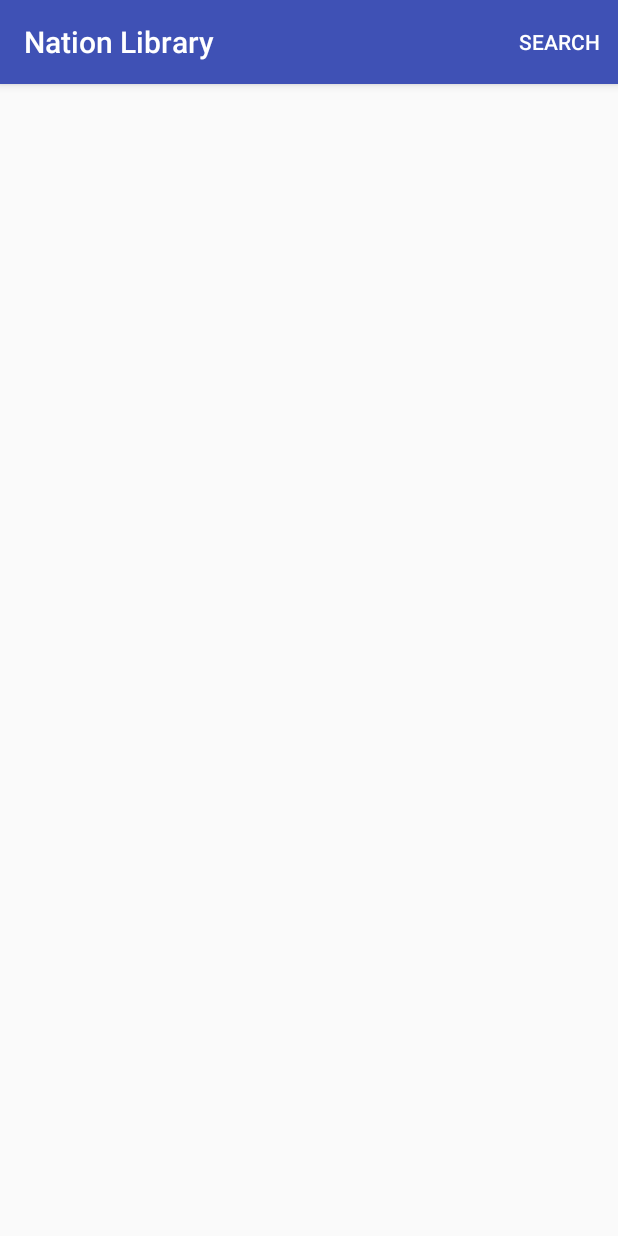
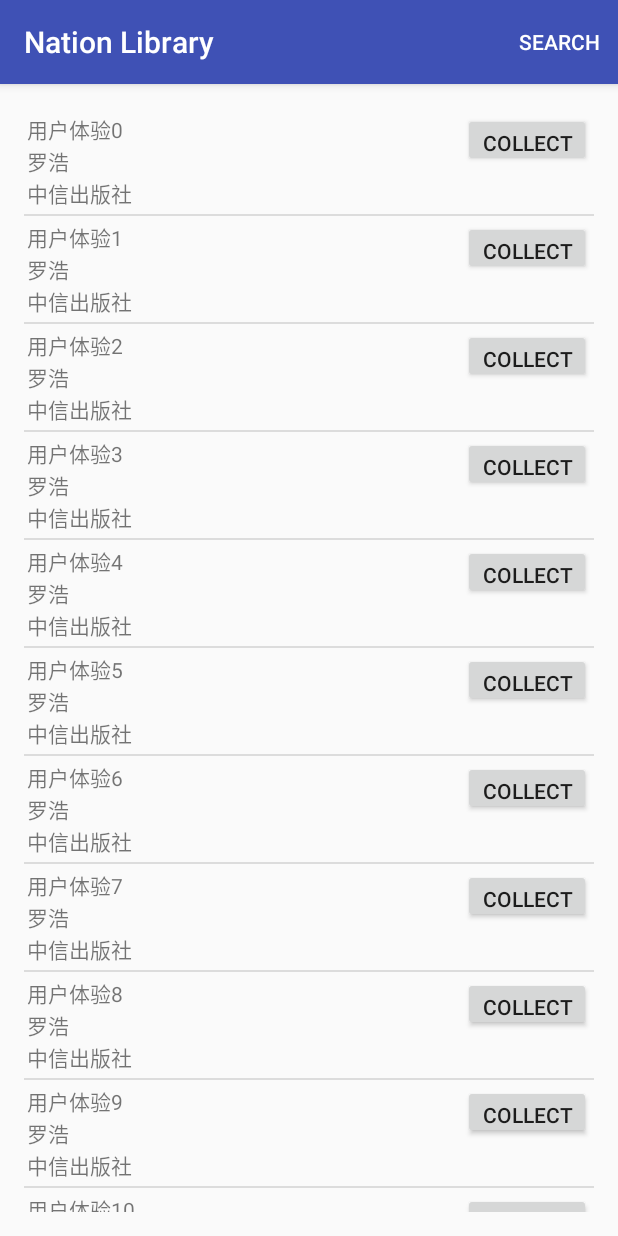
Before and after one commit to td3a/NLCSearch, an Android app: the screen it shows after launch (MainActivity), on a phone screen of 412 x 824 dp. Run offline under Robolectric (Android 15) with nearby library versions, the phone set to English and light mode, and no system bars.

Commit message:
add collected book to mainActivity

```diff
--- a/app/src/main/java/com/liiang/nlc/activity/MainActivity.java
+++ b/app/src/main/java/com/liiang/nlc/activity/MainActivity.java
@@ -22,6 +22,7 @@ public class MainActivity extends AppCompatActivity {
         setContentView(R.layout.activity_main);
         Toolbar toolbar = (Toolbar) findViewById(R.id.toolbar);
         setSupportActionBar(toolbar);
+        initSearchView();
     }
 
 
@@ -58,4 +59,30 @@ public class MainActivity extends AppCompatActivity {
             /* 关闭当前的Activity */
         // finish();
     }
+
+    private void initSearchView(){
+        ListView list = (ListView) findViewById(R.id.collectedListView);
+        //生成动态数组，并且转载数据
+        ArrayList<HashMap<String, String>> mylist = new ArrayList<HashMap<String, String>>();
+        for(int i=0;i<30;i++)
+        {
+            HashMap<String, String> map = new HashMap<String, String>();
+            map.put("bookid", ""+i);
+            map.put("bookname", "用户体验"+i);
+            map.put("author", "罗浩");
+            map.put("publish", "中信出版社");
+            map.put("publishyear", "2015");
+            mylist.add(map);
+        }
+        //生成适配器，数组===》ListItem
+        SimpleAdapter mSchedule = new SimpleAdapter(this, //没什么解释
+                mylist,//数据来源
+                R.layout.activity_book_list,//ListItem的XML实现
+                //动态数组与ListItem对应的子项
+                new String[] {"bookid", "bookname", "author", "publish", "publishyear"},
+                //ListItem的XML文件里面的两个TextView ID
+                new int[] {R.id.bookid,R.id.bookname, R.id.author, R.id.publish, R.id.publishyear});
+        //添加并且显示
+        list.setAdapter(mSchedule);
+    }
 }
--- a/app/src/main/res/layout/content_main.xml
+++ b/app/src/main/res/layout/content_main.xml
@@ -9,4 +9,8 @@
     app:layout_behavior="@string/appbar_scrolling_view_behavior"
     tools:showIn="@layout/activity_main" tools:context=".MainActivity">
 
+    <ListView android:id="@+id/collectedListView"
+        android:layout_width="match_parent"
+        android:layout_height="wrap_content">
+    </ListView>
 </RelativeLayout>
```
